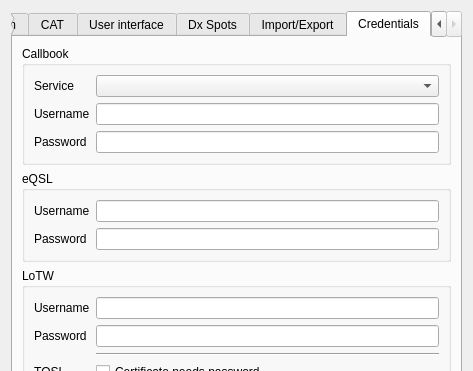
Qt form ui_files/DragonLog_Settings.ui (gitandy/DragonLog) before a commit; both pictures show x 0 to 473 and y 0 to 371 of the 473 by 550 pixel window.
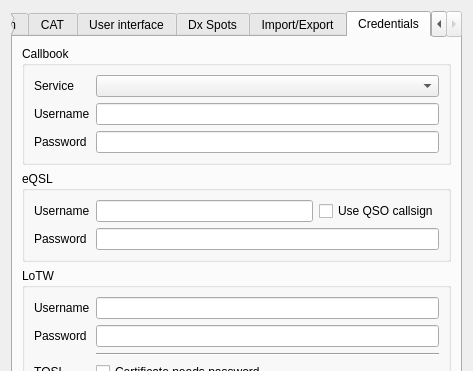
The same form after that commit. The open tabs and pages were chosen to show the change.

Commit message: Option to use QSO station call for eQSL login to secondary account

What changed in the file:
```diff
--- a/ui_files/DragonLog_Settings.ui
+++ b/ui_files/DragonLog_Settings.ui
@@ -1060,23 +1060,37 @@
             </property>
            </widget>
           </item>
-          <item row="0" column="1">
-           <widget class="QLineEdit" name="eqslUserLineEdit"/>
-          </item>
-          <item row="1" column="0">
+          <item row="2" column="0">
            <widget class="QLabel" name="label_19">
             <property name="text">
              <string>Password</string>
             </property>
            </widget>
           </item>
-          <item row="1" column="1">
+          <item row="2" column="1">
            <widget class="QLineEdit" name="eqslPasswdLineEdit">
             <property name="echoMode">
              <enum>QLineEdit::PasswordEchoOnEdit</enum>
             </property>
            </widget>
           </item>
+          <item row="0" column="1">
+           <layout class="QHBoxLayout" name="horizontalLayout_14">
+            <item>
+             <widget class="QLineEdit" name="eqslUserLineEdit"/>
+            </item>
+            <item>
+             <widget class="QCheckBox" name="useQSOCallCheckBox">
+              <property name="toolTip">
+               <string>Use this if you have a secondary callsign registered</string>
+              </property>
+              <property name="text">
+               <string>Use QSO callsign</string>
+              </property>
+             </widget>
+            </item>
+           </layout>
+          </item>
          </layout>
         </widget>
        </item>
```
Left out of the diff: 16 changed lines with no effect on the pictures. The commit also changes 5 other files.
